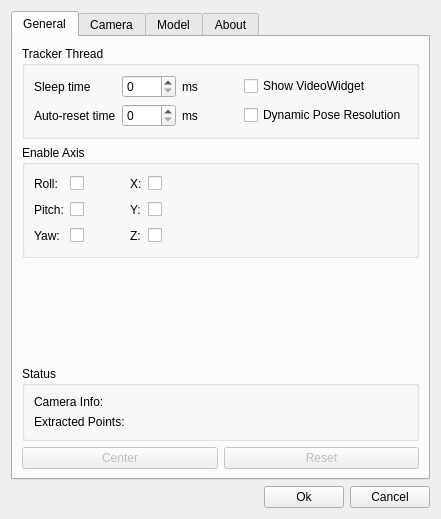
First picture: the form in FTNoIR_Tracker_PT/FTNoIR_PT_Controls.ui, repository opentrack/opentrack, before the edit.
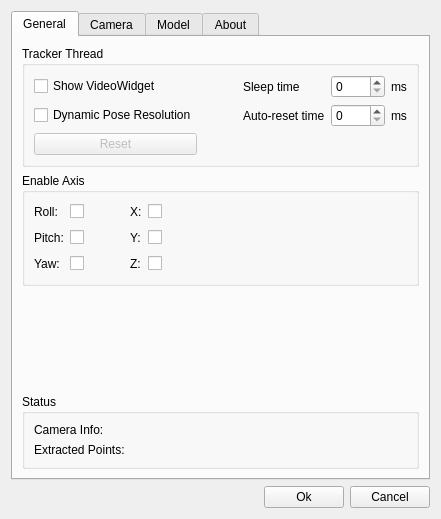
Second picture: the form after the edit. Icons and pictures are not drawn.

Commit message: PT: Camera pitch correction for translation, prepared GUI for release

The edit to the form file:
```diff
--- a/FTNoIR_Tracker_PT/FTNoIR_PT_Controls.ui
+++ b/FTNoIR_Tracker_PT/FTNoIR_PT_Controls.ui
@@ -69,17 +69,17 @@
          <layout class="QVBoxLayout" name="verticalLayout_6">
           <item>
            <layout class="QGridLayout" name="gridLayout">
-            <item row="0" column="3">
-             <widget class="QCheckBox" name="videowidget_check">
+            <item row="1" column="0">
+             <widget class="QCheckBox" name="dynpose_check">
               <property name="toolTip">
                <string>Whether to update the content of the VideoWidget</string>
               </property>
               <property name="text">
-               <string>Show VideoWidget</string>
+               <string>Dynamic Pose Resolution</string>
               </property>
              </widget>
             </item>
-            <item row="0" column="0">
+            <item row="0" column="2">
              <widget class="QLabel" name="label_39">
               <property name="text">
                <string>Sleep time</string>
@@ -89,7 +89,7 @@
               </property>
              </widget>
             </item>
-            <item row="0" column="1">
+            <item row="0" column="3">
              <layout class="QHBoxLayout" name="horizontalLayout_11">
               <item>
                <widget class="QSpinBox" name="sleep_spin">
@@ -113,20 +113,7 @@
               </item>
              </layout>
             </item>
-            <item row="0" column="2">
-             <spacer name="horizontalSpacer_11">
-              <property name="orientation">
-               <enum>Qt::Horizontal</enum>
-              </property>
-              <property name="sizeHint" stdset="0">
-               <size>
-                <width>40</width>
-                <height>20</height>
-               </size>
-              </property>
-             </spacer>
-            </item>
-            <item row="1" column="0">
+            <item row="1" column="2">
              <widget class="QLabel" name="label_43">
               <property name="text">
                <string>Auto-reset time</string>
@@ -136,7 +123,7 @@
               </property>
              </widget>
             </item>
-            <item row="1" column="1">
+            <item row="1" column="3">
              <layout class="QHBoxLayout" name="horizontalLayout_12">
               <item>
                <widget class="QSpinBox" name="reset_spin">
@@ -157,17 +144,17 @@
               </item>
              </layout>
             </item>
-            <item row="1" column="3">
-             <widget class="QCheckBox" name="dynpose_check">
+            <item row="0" column="0">
+             <widget class="QCheckBox" name="videowidget_check">
               <property name="toolTip">
                <string/>
               </property>
               <property name="text">
-               <string>Dynamic Pose Resolution</string>
+               <string>Show VideoWidget</string>
               </property>
              </widget>
             </item>
-            <item row="1" column="2">
+            <item row="1" column="1">
              <spacer name="horizontalSpacer_7">
               <property name="orientation">
                <enum>Qt::Horizontal</enum>
@@ -180,6 +167,32 @@
               </property>
              </spacer>
             </item>
+            <item row="0" column="1">
+             <spacer name="horizontalSpacer_11">
+              <property name="orientation">
+               <enum>Qt::Horizontal</enum>
+              </property>
+              <property name="sizeHint" stdset="0">
+               <size>
+                <width>40</width>
+                <height>20</height>
+               </size>
+              </property>
+             </spacer>
+            </item>
+            <item row="2" column="0">
+             <widget class="QPushButton" name="reset_button">
+              <property name="enabled">
+               <bool>false</bool>
+              </property>
+              <property name="toolTip">
+               <string>Reset the tracker's internal state</string>
+              </property>
+              <property name="text">
+               <string>Reset</string>
+              </property>
+             </widget>
+            </item>
            </layout>
           </item>
          </layout>
@@ -499,36 +512,6 @@
          </layout>
         </widget>
        </item>
-       <item>
-        <layout class="QHBoxLayout" name="horizontalLayout_10">
-         <item>
-          <widget class="QPushButton" name="center_button">
-           <property name="enabled">
-            <bool>false</bool>
-           </property>
-           <property name="toolTip">
-            <string>Center the tracker</string>
-           </property>
-           <property name="text">
-            <string>Center</string>
-           </property>
-          </widget>
-         </item>
-         <item>
-          <widget class="QPushButton" name="reset_button">
-           <property name="enabled">
-            <bool>false</bool>
-           </property>
-           <property name="toolTip">
-            <string>Reset the tracker's internal state</string>
-           </property>
-           <property name="text">
-            <string>Reset</string>
-           </property>
-          </widget>
-         </item>
-        </layout>
-       </item>
       </layout>
      </widget>
      <widget class="QWidget" name="tab_2">
```
Left out of the diff: 10 changed lines with no effect on the pictures. The commit also changes 3 other files.
